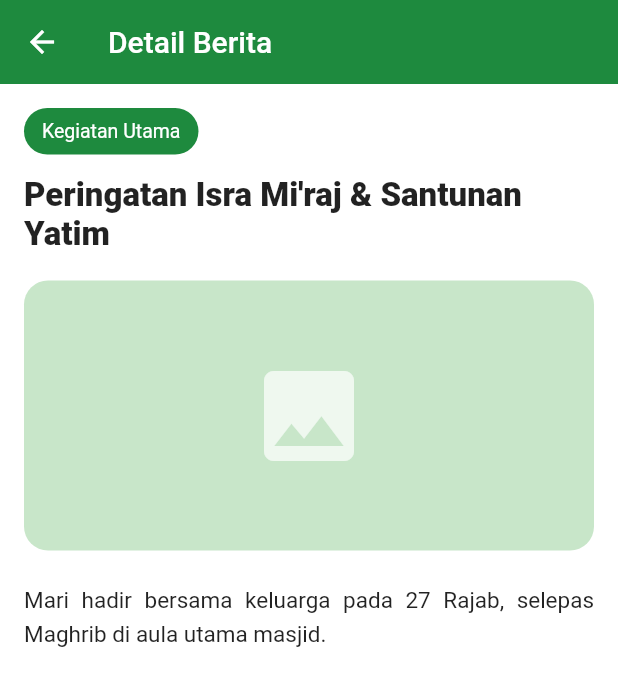
After one commit to Devonarya/AplikasiMobileSimasu, a Flutter app: the HomePage screen opened directly, after a tap on "Kegiatan Utama", on a phone screen of 412 x 824 dp. The commit adds this screen. Shown: the top 686 px of the screen. Run offline on Flutter 3.47's test engine with Material 3 defaults, Android fonts, the phone set to English and light mode, and no system bars; our stand-ins replace flutter_local_notifications.

Commit message:
Menambahkan extended page untuk berita

```diff
--- /dev/null
+++ b/lib/pages/announcement_detail_page.dart
@@ -0,0 +1,86 @@
+import 'package:flutter/material.dart';
+
+class AnnouncementDetailPage extends StatelessWidget {
+  final String title;
+  final String subtitle;
+  final String tag;
+
+  const AnnouncementDetailPage({
+    super.key,
+    required this.title,
+    required this.subtitle,
+    required this.tag,
+  });
+
+  @override
+  Widget build(BuildContext context) {
+    return Scaffold(
+      appBar: AppBar(
+        backgroundColor: const Color(0xFF1E8A3E),
+        elevation: 0,
+        iconTheme: const IconThemeData(color: Colors.white),
+        title: Text(
+          "Detail Berita",
+          style: const TextStyle(color: Colors.white),
+        ),
+      ),
+
+      body: SingleChildScrollView(
+        padding: const EdgeInsets.all(16),
+        child: Column(
+          crossAxisAlignment: CrossAxisAlignment.start,
+          children: [
+            // TAG
+            Container(
+              padding: const EdgeInsets.symmetric(horizontal: 12, vertical: 8),
+              decoration: BoxDecoration(
+                color: const Color(0xFF1E8A3E),
+                borderRadius: BorderRadius.circular(20),
+              ),
+              child: Text(
+                tag,
+                style: const TextStyle(color: Colors.white, fontSize: 13),
+              ),
+            ),
+            const SizedBox(height: 14),
+
+            // TITLE
+            Text(
+              title,
+              style: const TextStyle(
+                fontSize: 22,
+                fontWeight: FontWeight.w800,
+                color: Colors.black87,
+              ),
+            ),
+            const SizedBox(height: 18),
+
+            // COVER IMAGE (optional)
+            Container(
+              height: 180,
+              width: double.infinity,
+              decoration: BoxDecoration(
+                color: Colors.green.shade100,
+                borderRadius: BorderRadius.circular(16),
+              ),
+              child: const Icon(Icons.image, size: 80, color: Colors.white70),
+            ),
+            const SizedBox(height: 20),
+
+            // FULL ARTICLE
+            Text(
+              subtitle,
+              textAlign: TextAlign.justify,
+              style: const TextStyle(
+                fontSize: 15,
+                height: 1.5,
+                color: Colors.black87,
+              ),
+            ),
+            const SizedBox(height: 40),
+          ],
+        ),
+      ),
+    );
+  }
+}
--- a/lib/pages/dashboard_page.dart
+++ b/lib/pages/dashboard_page.dart
@@ -1,4 +1,5 @@
 import 'package:flutter/material.dart';
+import 'package:simasu/pages/announcement_detail_page.dart';
 import 'package:simasu/pages/kalender_page.dart';
 import 'package:simasu/pages/profile_page.dart';
 import 'package:simasu/pages/inventaris_page.dart';
@@ -455,7 +456,20 @@ class AnnouncementCard extends StatelessWidget {
 
   @override
   Widget build(BuildContext context) {
-    return Container(
+    return GestureDetector(
+      onTap: () {
+        Navigator.push(
+          context,
+          MaterialPageRoute(
+            builder: (context) => AnnouncementDetailPage(
+              title: title,
+              subtitle: subtitle,
+              tag: tag,
+            ),
+          ),
+        );
+      },
+      child: Container(
         width: width,
         padding: const EdgeInsets.all(16),
         decoration: BoxDecoration(
@@ -504,6 +518,7 @@ class AnnouncementCard extends StatelessWidget {
               ),
             ),
           ],
+        ),
       ),
     );
   }
```
Lines whose indentation alone changed are shown as unchanged.
